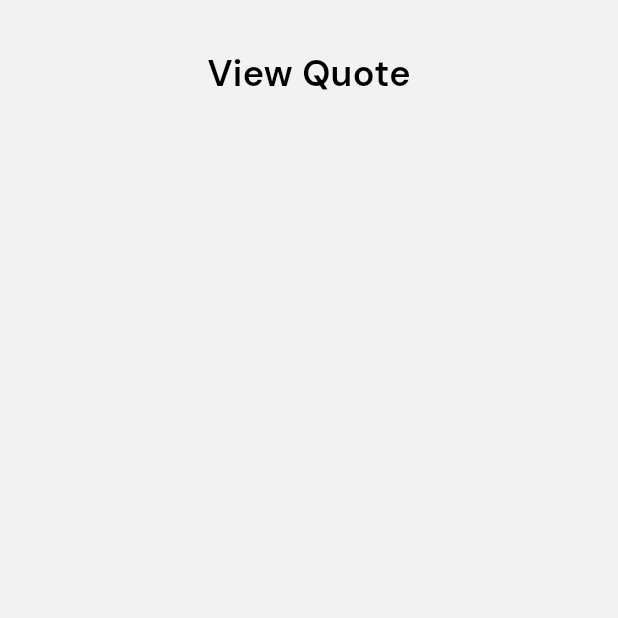
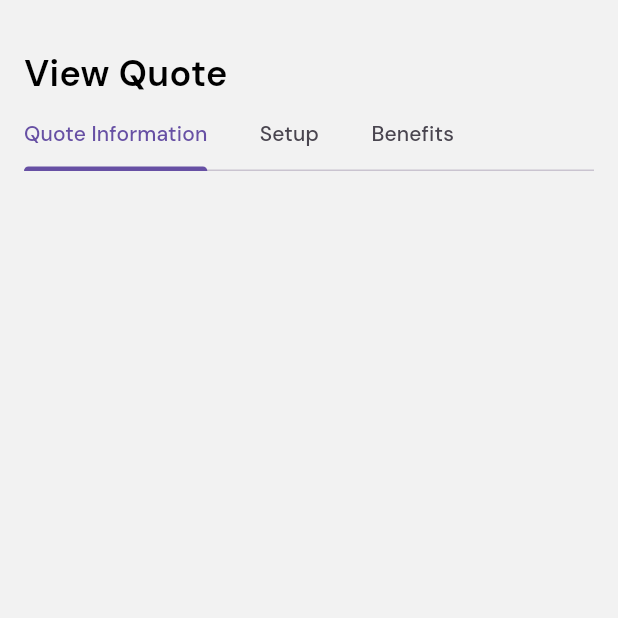
Before and after one commit to KenStarry/Dentsu_Quotes, a Flutter app: the ViewQuotePage screen opened directly, on a phone screen of 412 x 824 dp, the top half of it. Run offline on Flutter 3.47's test engine with Material 3 defaults, Android fonts, the phone set to English and light mode, and no system bars; our stand-ins replace cached_network_image, data_table_2, flutter_native_splash, flutter_svg, get, percent_indicator and 2 more.

Commit message:
Quote information implementation'

```diff
--- a/lib/feature_quotes/presentation/screens/view_quote_page.dart
+++ b/lib/feature_quotes/presentation/screens/view_quote_page.dart
@@ -10,7 +10,9 @@ class ViewQuotePage extends StatefulWidget {
 class _ViewQuotePageState extends State<ViewQuotePage> {
   @override
   Widget build(BuildContext context) {
-    return Scaffold(
+    return DefaultTabController(
+      length: 3,
+      child: Scaffold(
         backgroundColor: Theme.of(context).scaffoldBackgroundColor,
         body: Container(
           width: double.infinity,
@@ -24,20 +26,40 @@ class _ViewQuotePageState extends State<ViewQuotePage> {
               //  title
               SliverToBoxAdapter(
                   child: Column(
+                crossAxisAlignment: CrossAxisAlignment.start,
                 children: [
                   Text('View Quote',
                       style: TextStyle(
                           fontSize:
                               Theme.of(context).textTheme.titleMedium!.fontSize,
                           fontWeight: FontWeight.w600,
-                            color: Theme.of(context).textTheme.titleLarge!.color)),
-
-
+                          color:
+                              Theme.of(context).textTheme.titleLarge!.color)),
+                  TabBar(
+                      isScrollable: true,
+                      physics: const BouncingScrollPhysics(),
+                      indicatorSize: TabBarIndicatorSize.label,
+                      tabAlignment: TabAlignment.start,
+                      padding: EdgeInsets.zero,
+                      labelStyle: TextStyle(
+                          fontSize:
+                              Theme.of(context).textTheme.bodyMedium!.fontSize,
+                          fontWeight: Theme.of(context)
+                              .textTheme
+                              .bodyMedium!
+                              .fontWeight),
+                      labelPadding: EdgeInsets.only(right: 35),
+                      tabs: [
+                        Tab(text: 'Quote Information'),
+                        Tab(text: 'Setup'),
+                        Tab(text: 'Benefits'),
+                      ])
                 ],
               )),
             ],
           ),
         ),
+      ),
     );
   }
 }
```
Lines whose indentation alone changed are shown as unchanged.
